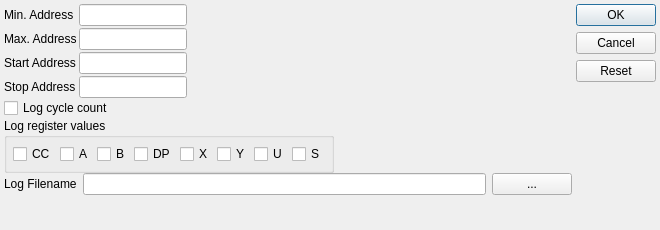
First picture: the form in src/logfil.ui, repository aladur/flexemu, before the edit.
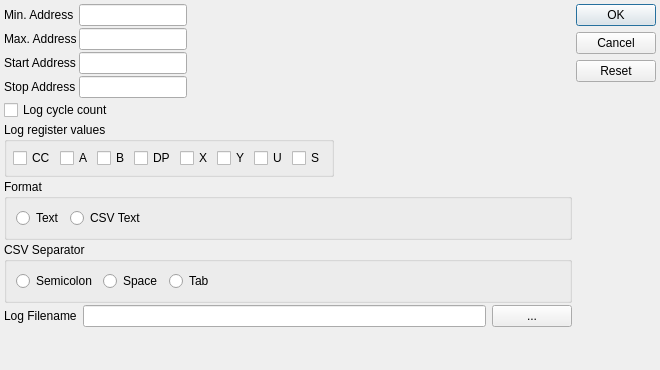
Second picture: the form after the edit.

Commit message:
flexemu logging: Support CSV format.
- In the logging configuration now text or CSV format can be selected.
- With CSV format the separator character can be space, tab or
  semicolon.
- Also: When the disassembler is configured to use FLEX labels
  only the label is shown (otherwise there would be conflicts with
  the space or semicolon separator character).

Diff of the .ui file:
```diff
--- a/src/logfil.ui
+++ b/src/logfil.ui
@@ -10,7 +10,7 @@
     <x>0</x>
     <y>0</y>
     <width>660</width>
-    <height>230</height>
+    <height>370</height>
    </rect>
   </property>
   <property name="sizePolicy">
@@ -22,7 +22,7 @@
   <property name="minimumSize">
    <size>
     <width>425</width>
-    <height>230</height>
+    <height>370</height>
    </size>
   </property>
   <property name="windowTitle">
@@ -53,6 +53,12 @@
    <item>
     <layout class="QVBoxLayout" name="verticalLayout_2">
      <property name="spacing">
+      <number>2</number>
+     </property>
+     <property name="topMargin">
+      <number>0</number>
+     </property>
+     <property name="bottomMargin">
       <number>0</number>
      </property>
      <item>
@@ -261,6 +267,59 @@
        </layout>
       </widget>
      </item>
+     <item>
+      <widget class="QGroupBox" name="g_format">
+       <property name="title">
+        <string>Format</string>
+       </property>
+       <layout class="QHBoxLayout" name="horizontalLayout_2" stretch="0,1">
+        <item>
+         <widget class="QRadioButton" name="r_text">
+          <property name="text">
+           <string>Text</string>
+          </property>
+         </widget>
+        </item>
+        <item>
+         <widget class="QRadioButton" name="r_csv">
+          <property name="text">
+           <string>CSV Text</string>
+          </property>
+         </widget>
+        </item>
+       </layout>
+      </widget>
+     </item>
+     <item>
+      <widget class="QGroupBox" name="g_csvSeparator">
+       <property name="title">
+        <string>CSV Separator</string>
+       </property>
+       <layout class="QHBoxLayout" name="horizontalLayout_5" stretch="0,0,1">
+        <item>
+         <widget class="QRadioButton" name="r_semicolon">
+          <property name="text">
+           <string>Semicolon</string>
+          </property>
+         </widget>
+        </item>
+        <item>
+         <widget class="QRadioButton" name="r_space">
+          <property name="text">
+           <string>Space</string>
+          </property>
+         </widget>
+        </item>
+        <item>
+         <widget class="QRadioButton" name="r_tab">
+          <property name="text">
+           <string>Tab</string>
+          </property>
+         </widget>
+        </item>
+       </layout>
+      </widget>
+     </item>
      <item>
       <layout class="QHBoxLayout" name="horizontalLayout_3" stretch="0,1,0">
        <property name="spacing">
@@ -275,6 +334,12 @@
        </item>
        <item>
         <widget class="QLineEdit" name="e_logFilename">
+         <property name="minimumSize">
+          <size>
+           <width>250</width>
+           <height>0</height>
+          </size>
+         </property>
          <property name="clearButtonEnabled">
           <bool>true</bool>
          </property>
```
The commit also changes 7 other files.
